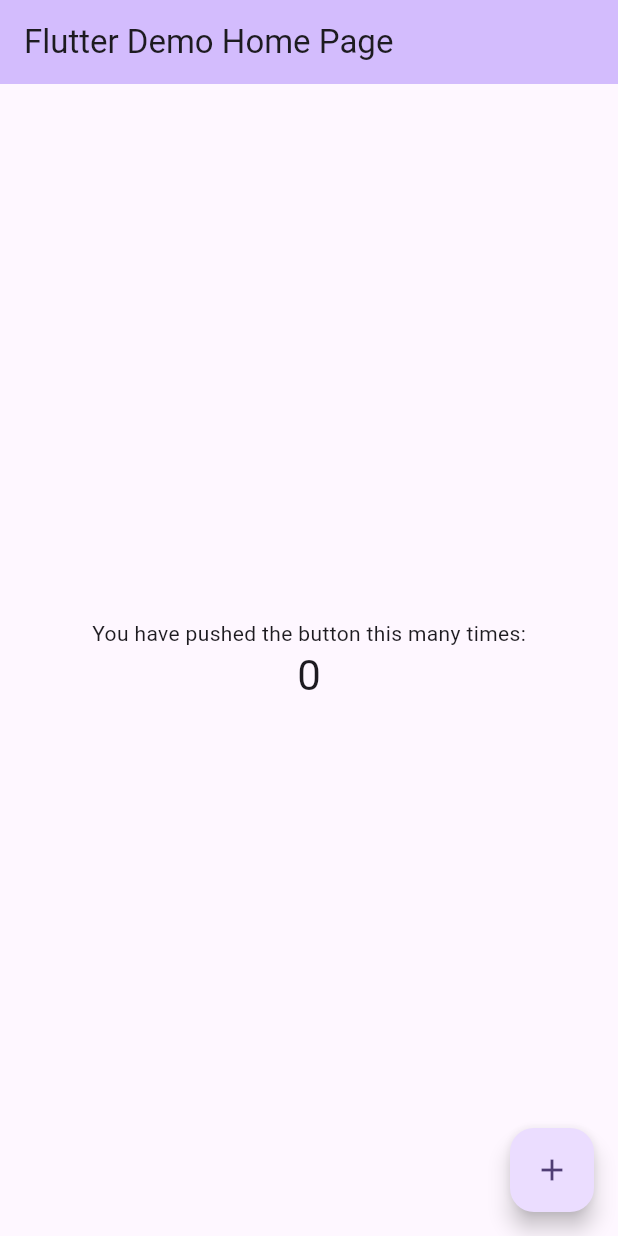
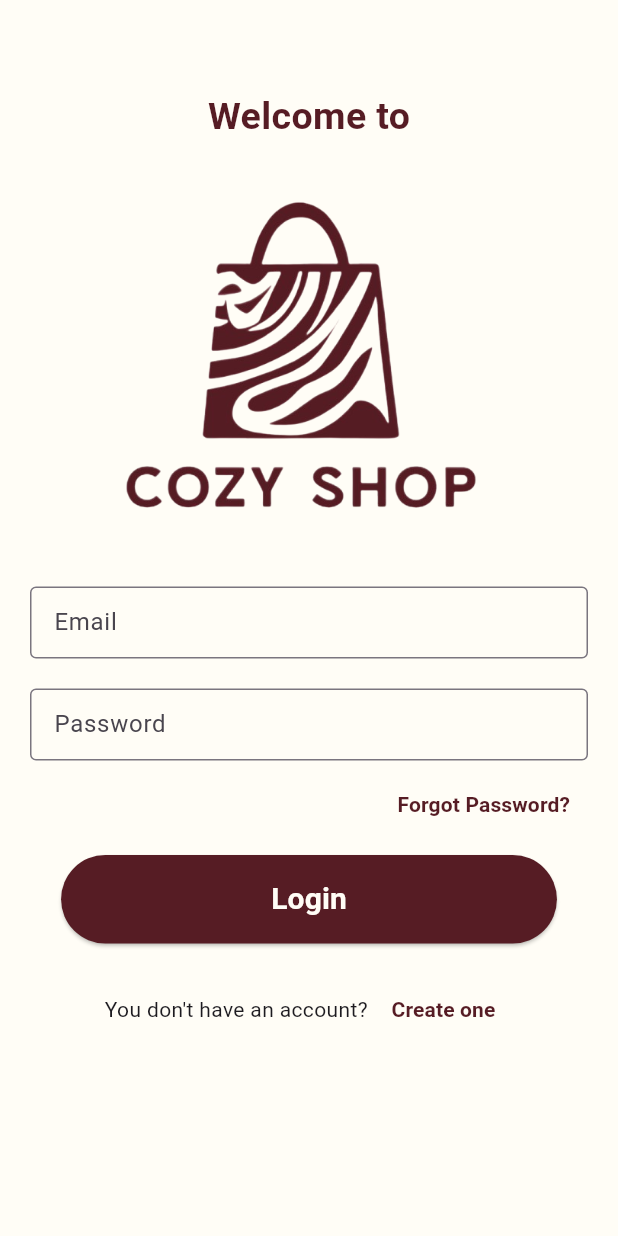
Before and after one commit to nadarinno/mobile_app_project, a Flutter app: the screen it shows after launch, on a phone screen of 412 x 824 dp. Run offline on Flutter 3.47's test engine with Material 3 defaults, Android fonts, the phone set to English and light mode, and no system bars; our stand-ins replace firebase_auth; accounts and stored records are empty.

Commit message:
my tasks

```diff
--- /dev/null
+++ b/lib/Auth/Login.dart
@@ -0,0 +1,179 @@
+import 'package:flutter/material.dart';
+import 'package:mobile_app_project/Home/HomePage.dart';
+import 'SignUp.dart';
+import 'ForgotPasswordPage.dart';
+
+
+class Login extends StatefulWidget {
+  const Login({super.key});
+
+  @override
+  State<Login> createState() => _LoginState();
+}
+
+class _LoginState extends State<Login> {
+  final _formKey = GlobalKey<FormState>();
+  final TextEditingController _emailController = TextEditingController();
+  final TextEditingController _passwordController = TextEditingController();
+
+  void _submitForm() {
+    if (_formKey.currentState!.validate()) {
+      Navigator.pushReplacement(
+            context,
+            MaterialPageRoute(builder: (context) => const HomePage()),
+          );
+      print('Login Successful');
+      print('Email: ${_emailController.text}');
+      print('Password: ${_passwordController.text}');
+    }
+  }
+
+  String? _validateEmail(String? value) {
+    if (value == null || value.trim().isEmpty) {
+      return 'Email is required';
+    }
+    final emailRegex = RegExp(r'^[\w._%+-]+@[\w.-]+\.[a-zA-Z]{2,}$');
+    if (!emailRegex.hasMatch(value.trim())) {
+      return 'Enter a valid email';
+    }
+    return null;
+  }
+
+  String? _validatePassword(String? value) {
+    if (value == null || value.trim().isEmpty) {
+      return 'Password is required';
+    }
+    if (value.length < 8) {
+      return 'Password must be at least 8 characters';
+    }
+    return null;
+  }
+
+  @override
+  Widget build(BuildContext context) {
+    return Scaffold(
+      backgroundColor: const Color(0xFFFFFDF6), // Background color
+      body: SingleChildScrollView(
+        padding: const EdgeInsets.all(20),
+        child: Form(
+          key: _formKey,
+          child: Column(
+            crossAxisAlignment: CrossAxisAlignment.start,
+            children: [
+              const SizedBox(height: 40),
+              const Center(
+                child: Text(
+                  "Welcome to",
+                  style: TextStyle(
+                    fontSize: 25,
+                    color: Color(0xFF561C24),
+                    fontWeight: FontWeight.bold,
+                  ),
+                ),
+              ),
+              const SizedBox(height: 15),
+              const Center(
+                child: Image(
+                  image: AssetImage('assets/images/cozyshoplogo.png'),
+                  height: 250,
+                ),
+              ),
+              const SizedBox(height: 30),
+              // Email Field
+              TextFormField(
+                controller: _emailController,
+                decoration: const InputDecoration(
+                  hintText: 'Enter your email',
+                  labelText: 'Email',
+                  border: OutlineInputBorder(),
+                  contentPadding: EdgeInsets.all(12),
+                ),
+                validator: _validateEmail,
+              ),
+              const SizedBox(height: 20),
+              // Password Field
+              TextFormField(
+                controller: _passwordController,
+                obscureText: true,
+                decoration: const InputDecoration(
+                  labelText: 'Password',
+                  border: OutlineInputBorder(),
+                  contentPadding: EdgeInsets.all(12.0),
+                ),
+                validator: _validatePassword,
+              ),
+              const SizedBox(height: 5),
+              // Forgot Password
+              Align(
+                alignment: Alignment.centerRight,
+                child: TextButton(
+                  onPressed: () {
+                    // Navigate to Reset Password screen
+                    // Navigator.push(
+                    //   context,
+                    //   MaterialPageRoute(builder: (context) => const ForgotPasswordPage()),
+                    // );
+                    print('Navigate to Forgot Password page');
+                  },
+                  child: const Text(
+                    'Forgot Password?',
+                    style: TextStyle(
+                      color: Color(0xFF561C24),
+                      fontWeight: FontWeight.w600,
+                    ),
+                  ),
+                ),
+              ),
+              const SizedBox(height: 10),
+              // Login Button
+              Center(
+                child: ElevatedButton(
+                  onPressed: _submitForm,
+                  style: ElevatedButton.styleFrom(
+                    backgroundColor: const Color(0xFF561C24),
+                    padding: const EdgeInsets.symmetric(horizontal: 140, vertical: 15),
+                  ),
+                  child: const Text(
+                    'Login',
+                    style: TextStyle(
+                      fontSize: 20,
+                      color: Color(0xFFFFFDF6),
+                      fontWeight: FontWeight.bold,
+                    ),
+                  ),
+                ),
+              ),
+              const SizedBox(height: 20),
+              // "You don't have an account?" with a "Create Account" button
+              Row(
+                mainAxisAlignment: MainAxisAlignment.center,
+                children: [
+                  const Text(
+                    "You don't have an account? ",
+                    style: TextStyle(fontWeight: FontWeight.w400),
+                  ),
+                  TextButton(
+                    onPressed: () {
+                      // Navigate to Sign-Up page
+                      Navigator.push(
+                        context,
+                        MaterialPageRoute(builder: (context) => const SignUp()), // Navigate to SignUp page
+                      );
+                    },
+                    child: const Text(
+                      'Create one',
+                      style: TextStyle(
+                        color: Color(0xFF561C24),
+                        fontWeight: FontWeight.w600,
+                      ),
+                    ),
+                  ),
+                ],
+              ),
+            ],
+          ),
+        ),
+      ),
+    );
+  }
+}
--- a/lib/main.dart
+++ b/lib/main.dart
@@ -1,4 +1,5 @@
 import 'package:flutter/material.dart';
+import 'package:mobile_app_project/auth/Login.dart';
 
 void main() {
   runApp(const MyApp());
@@ -13,39 +14,16 @@
     return MaterialApp(
       title: 'Flutter Demo',
       theme: ThemeData(
-        // This is the theme of your application.
-        //
-        // TRY THIS: Try running your application with "flutter run". You'll see
-        // the application has a purple toolbar. Then, without quitting the app,
-        // try changing the seedColor in the colorScheme below to Colors.green
-        // and then invoke "hot reload" (save your changes or press the "hot
-        // reload" button in a Flutter-supported IDE, or press "r" if you used
-        // the command line to start the app).
-        //
-        // Notice that the counter didn't reset back to zero; the application
-        // state is not lost during the reload. To reset the state, use hot
-        // restart instead.
-        //
-        // This works for code too, not just values: Most code changes can be
-        // tested with just a hot reload.
+
         colorScheme: ColorScheme.fromSeed(seedColor: Colors.deepPurple),
       ),
-      home: const MyHomePage(title: 'Flutter Demo Home Page'),
+      home: const Login(),
     );
   }
 }
 
 class MyHomePage extends StatefulWidget {
   const MyHomePage({super.key, required this.title});
-
-  // This widget is the home page of your application. It is stateful, meaning
-  // that it has a State object (defined below) that contains fields that affect
-  // how it looks.
-
-  // This class is the configuration for the state. It holds the values (in this
-  // case the title) provided by the parent (in this case the App widget) and
-  // used by the build method of the State. Fields in a Widget subclass are
-  // always marked "final".
 
   final String title;
 
@@ -58,50 +36,25 @@
 
   void _incrementCounter() {
     setState(() {
-      // This call to setState tells the Flutter framework that something has
-      // changed in this State, which causes it to rerun the build method below
-      // so that the display can reflect the updated values. If we changed
-      // _counter without calling setState(), then the build method would not be
-      // called again, and so nothing would appear to happen.
+
       _counter++;
     });
   }
 
   @override
   Widget build(BuildContext context) {
-    // This method is rerun every time setState is called, for instance as done
-    // by the _incrementCounter method above.
-    //
-    // The Flutter framework has been optimized to make rerunning build methods
-    // fast, so that you can just rebuild anything that needs updating rather
-    // than having to individually change instances of widgets.
+
     return Scaffold(
       appBar: AppBar(
-        // TRY THIS: Try changing the color here to a specific color (to
-        // Colors.amber, perhaps?) and trigger a hot reload to see the AppBar
-        // change color while the other colors stay the same.
+
         backgroundColor: Theme.of(context).colorScheme.inversePrimary,
-        // Here we take the value from the MyHomePage object that was created by
-        // the App.build method, and use it to set our appbar title.
+
         title: Text(widget.title),
       ),
       body: Center(
-        // Center is a layout widget. It takes a single child and positions it
-        // in the middle of the parent.
+
         child: Column(
-          // Column is also a layout widget. It takes a list of children and
-          // arranges them vertically. By default, it sizes itself to fit its
-          // children horizontally, and tries to be as tall as its parent.
-          //
-          // Column has various properties to control how it sizes itself and
-          // how it positions its children. Here we use mainAxisAlignment to
-          // center the children vertically; the main axis here is the vertical
-          // axis because Columns are vertical (the cross axis would be
-          // horizontal).
-          //
-          // TRY THIS: Invoke "debug painting" (choose the "Toggle Debug Paint"
-          // action in the IDE, or press "p" in the console), to see the
-          // wireframe for each widget.
+
           mainAxisAlignment: MainAxisAlignment.center,
           children: <Widget>[
             const Text('You have pushed the button this many times:'),
--- a/pubspec.yaml
+++ b/pubspec.yaml
@@ -58,8 +58,8 @@ flutter:
   uses-material-design: true
 
   # To add assets to your application, add an assets section, like this:
-  # assets:
-  #   - images/a_dot_burr.jpeg
+  assets:
+    - assets/images/cozyshoplogo.png
   #   - images/a_dot_ham.jpeg
 
   # An image asset can refer to one or more resolution-specific "variants", see
```
Also changed, not shown: lib/Auth/ForgotPasswordPage.dart (added, +111 -0 lines), lib/Auth/SignUp.dart (added, +199 -0 lines), lib/Home/HomePage.dart (added, +125 -0 lines), assets/images/cozyshoplogo.png (added).
